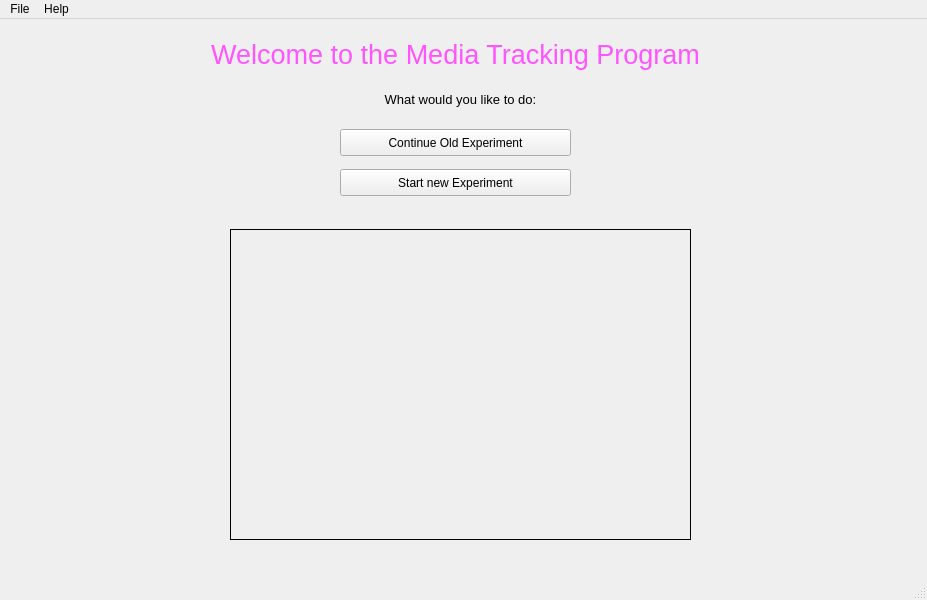
Above: mainMenu.ui from nguyenngochuy91/MediaMaking before the change. Below: the same form after it.
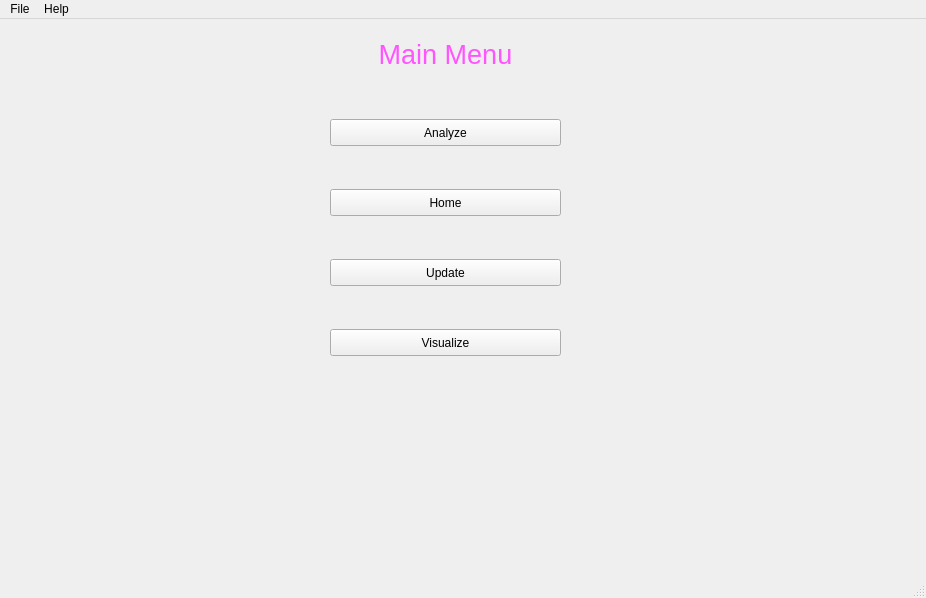
That is the form after the change. Icons and pictures are not drawn.

Diff of the .ui file:
```diff
--- a/mainMenu.ui
+++ b/mainMenu.ui
@@ -6,8 +6,8 @@
    <rect>
     <x>0</x>
     <y>0</y>
-    <width>927</width>
-    <height>600</height>
+    <width>926</width>
+    <height>598</height>
    </rect>
   </property>
   <property name="windowTitle">
@@ -18,68 +18,17 @@
     <normaloff>microbiology.jpg</normaloff>microbiology.jpg</iconset>
   </property>
   <widget class="QWidget" name="centralwidget">
-   <widget class="QLabel" name="label">
-    <property name="geometry">
-     <rect>
-      <x>230</x>
-      <y>210</y>
-      <width>461</width>
-      <height>311</height>
-     </rect>
-    </property>
-    <property name="frameShape">
-     <enum>QFrame::Box</enum>
-    </property>
-    <property name="text">
-     <string/>
-    </property>
-    <property name="pixmap">
-     <pixmap>NhiHuy.jpg</pixmap>
-    </property>
-    <property name="scaledContents">
-     <bool>true</bool>
-    </property>
-    <property name="alignment">
-     <set>Qt::AlignCenter</set>
-    </property>
-   </widget>
-   <widget class="QPushButton" name="pushButton">
-    <property name="geometry">
-     <rect>
-      <x>340</x>
-      <y>110</y>
-      <width>231</width>
-      <height>27</height>
-     </rect>
-    </property>
-    <property name="text">
-     <string>Continue Old Experiment</string>
-    </property>
-   </widget>
-   <widget class="QPushButton" name="pushButton_2">
-    <property name="geometry">
-     <rect>
-      <x>340</x>
-      <y>150</y>
-      <width>231</width>
-      <height>27</height>
-     </rect>
-    </property>
-    <property name="text">
-     <string>Start new Experiment</string>
-    </property>
-   </widget>
    <widget class="QLabel" name="label_2">
     <property name="geometry">
      <rect>
-      <x>140</x>
-      <y>10</y>
+      <x>130</x>
+      <y>20</y>
       <width>631</width>
       <height>51</height>
      </rect>
     </property>
     <property name="text">
-     <string>&lt;html&gt;&lt;head/&gt;&lt;body&gt;&lt;p align=&quot;center&quot;&gt;&lt;span style=&quot; font-size:20pt; color:#ff55ff;&quot;&gt;Welcome to the Media Tracking Program&lt;/span&gt;&lt;/p&gt;&lt;/body&gt;&lt;/html&gt;</string>
+     <string>&lt;html&gt;&lt;head/&gt;&lt;body&gt;&lt;p align=&quot;center&quot;&gt;&lt;span style=&quot; font-size:20pt; color:#ff55ff;&quot;&gt;Main Menu&lt;/span&gt;&lt;/p&gt;&lt;p align=&quot;center&quot;&gt;&lt;br/&gt;&lt;/p&gt;&lt;/body&gt;&lt;/html&gt;</string>
     </property>
     <property name="textFormat">
      <enum>Qt::RichText</enum>
@@ -88,23 +37,56 @@
      <bool>true</bool>
     </property>
    </widget>
-   <widget class="QLabel" name="label_3">
+   <widget class="QPushButton" name="pushButton_2">
     <property name="geometry">
      <rect>
       <x>330</x>
-      <y>70</y>
-      <width>261</width>
-      <height>21</height>
+      <y>170</y>
+      <width>231</width>
+      <height>27</height>
      </rect>
     </property>
     <property name="text">
-     <string>&lt;html&gt;&lt;head/&gt;&lt;body&gt;&lt;p align=&quot;center&quot;&gt;&lt;span style=&quot; font-size:10pt; color:#000000;&quot;&gt;What would you like to do:&lt;/span&gt;&lt;/p&gt;&lt;/body&gt;&lt;/html&gt;</string>
+     <string>Home</string>
     </property>
-    <property name="textFormat">
-     <enum>Qt::RichText</enum>
+   </widget>
+   <widget class="QPushButton" name="pushButton_3">
+    <property name="geometry">
+     <rect>
+      <x>330</x>
+      <y>240</y>
+      <width>231</width>
+      <height>27</height>
+     </rect>
     </property>
-    <property name="wordWrap">
-     <bool>true</bool>
+    <property name="text">
+     <string>Update</string>
+    </property>
+   </widget>
+   <widget class="QPushButton" name="pushButton_4">
+    <property name="geometry">
+     <rect>
+      <x>330</x>
+      <y>310</y>
+      <width>231</width>
+      <height>27</height>
+     </rect>
+    </property>
+    <property name="text">
+     <string>Visualize</string>
+    </property>
+   </widget>
+   <widget class="QPushButton" name="pushButton_5">
+    <property name="geometry">
+     <rect>
+      <x>330</x>
+      <y>100</y>
+      <width>231</width>
+      <height>27</height>
+     </rect>
+    </property>
+    <property name="text">
+     <string>Analyze</string>
     </property>
    </widget>
   </widget>
@@ -113,8 +95,8 @@
     <rect>
      <x>0</x>
      <y>0</y>
-     <width>927</width>
-     <height>25</height>
+     <width>926</width>
+     <height>20</height>
     </rect>
    </property>
    <widget class="QMenu" name="menuFile">
```
Left out of the diff: 54 changed lines with no effect on the pictures.
